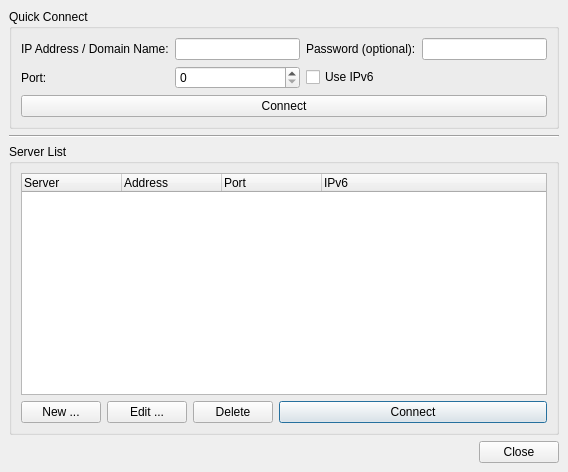
pokerth/pokerth, file src/gui/qt/joinnetworkgamedialog.ui: the form before one commit.
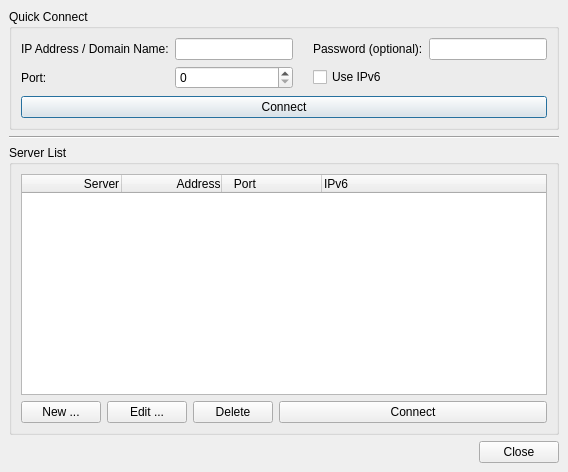
The form after the commit.

What changed in the file:
```diff
--- a/src/gui/qt/joinnetworkgamedialog.ui
+++ b/src/gui/qt/joinnetworkgamedialog.ui
@@ -19,18 +19,110 @@
    <property name="spacing" >
     <number>6</number>
    </property>
-   <item row="3" column="0" >
-    <spacer>
+   <item row="1" column="0" colspan="2" >
+    <widget class="Line" name="line" >
      <property name="orientation" >
       <enum>Qt::Horizontal</enum>
      </property>
-     <property name="sizeHint" >
-      <size>
-       <width>40</width>
-       <height>20</height>
-      </size>
+    </widget>
+   </item>
+   <item row="0" column="0" colspan="2" >
+    <widget class="QGroupBox" name="groupBox" >
+     <property name="title" >
+      <string>Quick Connect</string>
      </property>
-    </spacer>
+     <layout class="QGridLayout" >
+      <property name="margin" >
+       <number>9</number>
+      </property>
+      <property name="spacing" >
+       <number>6</number>
+      </property>
+      <item row="0" column="0" >
+       <widget class="QLabel" name="label" >
+        <property name="text" >
+         <string>IP Address / Domain Name:</string>
+        </property>
+       </widget>
+      </item>
+      <item row="1" column="0" >
+       <widget class="QLabel" name="label_2" >
+        <property name="text" >
+         <string>Port:</string>
+        </property>
+       </widget>
+      </item>
+      <item row="0" column="3" >
+       <widget class="QLabel" name="label_3" >
+        <property name="text" >
+         <string>Password (optional):</string>
+        </property>
+       </widget>
+      </item>
+      <item rowspan="2" row="0" column="2" >
+       <spacer>
+        <property name="orientation" >
+         <enum>Qt::Horizontal</enum>
+        </property>
+        <property name="sizeType" >
+         <enum>QSizePolicy::Fixed</enum>
+        </property>
+        <property name="sizeHint" >
+         <size>
+          <width>8</width>
+          <height>20</height>
+         </size>
+        </property>
+       </spacer>
+      </item>
+      <item row="1" column="1" >
+       <widget class="QSpinBox" name="spinBox" />
+      </item>
+      <item row="0" column="1" >
+       <widget class="QLineEdit" name="lineEdit" />
+      </item>
+      <item row="0" column="4" >
+       <widget class="QLineEdit" name="lineEdit_2" />
+      </item>
+      <item row="3" column="0" colspan="5" >
+       <widget class="QPushButton" name="pushButton_3" >
+        <property name="text" >
+         <string>Connect</string>
+        </property>
+       </widget>
+      </item>
+      <item row="1" column="3" colspan="2" >
+       <widget class="QCheckBox" name="checkBox" >
+        <property name="text" >
+         <string>Use IPv6</string>
+        </property>
+       </widget>
+      </item>
+      <item row="2" column="0" colspan="5" >
+       <spacer>
+        <property name="orientation" >
+         <enum>Qt::Vertical</enum>
+        </property>
+        <property name="sizeType" >
+         <enum>QSizePolicy::Fixed</enum>
+        </property>
+        <property name="sizeHint" >
+         <size>
+          <width>20</width>
+          <height>1</height>
+         </size>
+        </property>
+       </spacer>
+      </item>
+     </layout>
+    </widget>
+   </item>
+   <item row="3" column="1" >
+    <widget class="QPushButton" name="pushButton" >
+     <property name="text" >
+      <string>Close</string>
+     </property>
+    </widget>
    </item>
    <item row="2" column="0" colspan="2" >
     <widget class="QGroupBox" name="groupBox_2" >
@@ -84,17 +176,17 @@
        <widget class="QTreeWidget" name="treeWidget" >
         <column>
          <property name="text" >
-          <string>Server</string>
+          <string>                  Server                   </string>
          </property>
         </column>
         <column>
          <property name="text" >
-          <string>Address</string>
+          <string>                Address                 </string>
          </property>
         </column>
         <column>
          <property name="text" >
-          <string>Port</string>
+          <string>   Port   </string>
          </property>
         </column>
         <column>
@@ -107,78 +199,18 @@
      </layout>
     </widget>
    </item>
-   <item row="1" column="0" colspan="2" >
-    <widget class="Line" name="line" >
+   <item row="3" column="0" >
+    <spacer>
      <property name="orientation" >
       <enum>Qt::Horizontal</enum>
      </property>
-    </widget>
-   </item>
-   <item row="0" column="0" colspan="2" >
-    <widget class="QGroupBox" name="groupBox" >
-     <property name="title" >
-      <string>Quick Connect</string>
+     <property name="sizeHint" >
+      <size>
+       <width>40</width>
+       <height>20</height>
+      </size>
      </property>
-     <layout class="QGridLayout" >
-      <property name="margin" >
-       <number>9</number>
-      </property>
-      <property name="spacing" >
-       <number>6</number>
-      </property>
-      <item row="0" column="1" >
-       <widget class="QLineEdit" name="lineEdit" />
-      </item>
-      <item row="0" column="2" >
-       <widget class="QLabel" name="label_3" >
-        <property name="text" >
-         <string>Password (optional):</string>
-        </property>
-       </widget>
-      </item>
-      <item row="1" column="2" colspan="2" >
-       <widget class="QCheckBox" name="checkBox" >
-        <property name="text" >
-         <string>Use IPv6</string>
-        </property>
-       </widget>
-      </item>
-      <item row="1" column="1" >
-       <widget class="QSpinBox" name="spinBox" />
-      </item>
-      <item row="0" column="3" >
-       <widget class="QLineEdit" name="lineEdit_2" />
-      </item>
-      <item row="1" column="0" >
-       <widget class="QLabel" name="label_2" >
-        <property name="text" >
-         <string>Port:</string>
-        </property>
-       </widget>
-      </item>
-      <item row="0" column="0" >
-       <widget class="QLabel" name="label" >
-        <property name="text" >
-         <string>IP Address / Domain Name:</string>
-        </property>
-       </widget>
-      </item>
-      <item row="2" column="0" colspan="4" >
-       <widget class="QPushButton" name="pushButton_3" >
-        <property name="text" >
-         <string>Connect</string>
-        </property>
-       </widget>
-      </item>
-     </layout>
-    </widget>
-   </item>
-   <item row="3" column="1" >
-    <widget class="QPushButton" name="pushButton" >
-     <property name="text" >
-      <string>Close</string>
-     </property>
-    </widget>
+    </spacer>
    </item>
   </layout>
  </widget>
```
Left out of the diff: 19 changed lines with no effect on the pictures.
